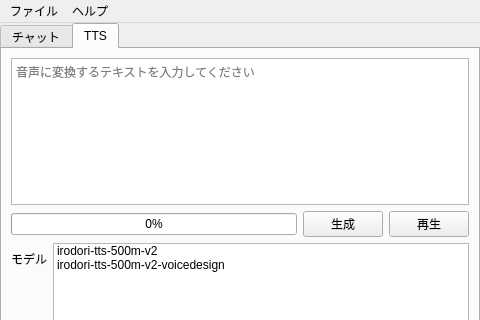
Old version of the form src/MainWindow.ui in the repository mitayuki3/flexichat; both pictures show x 0 to 480 and y 0 to 320 of the 480 by 480 pixel window.
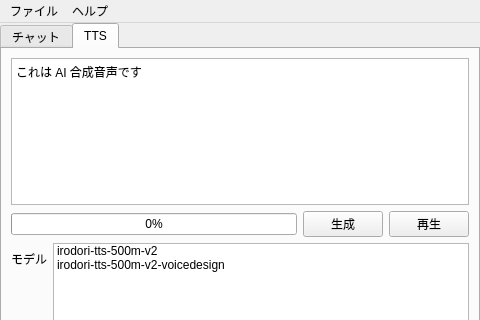
New version of the form. The open tabs and pages were chosen to show the change.

Commit message: サンプル文字列

```diff
--- a/src/MainWindow.ui
+++ b/src/MainWindow.ui
@@ -150,6 +150,9 @@
        <layout class="QVBoxLayout" name="verticalLayout_3">
         <item>
          <widget class="QPlainTextEdit" name="ttsTextEdit">
+          <property name="plainText">
+           <string>これは AI 合成音声です</string>
+          </property>
           <property name="placeholderText">
            <string>音声に変換するテキストを入力してください</string>
           </property>
```
